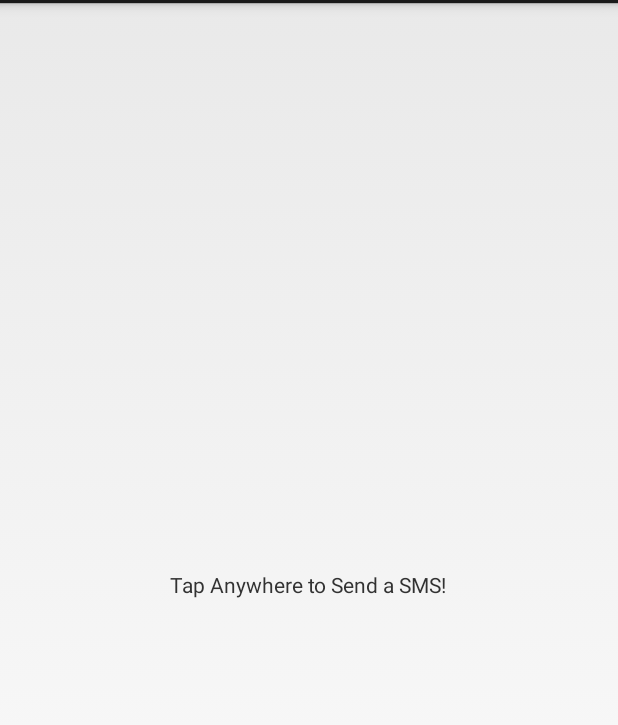
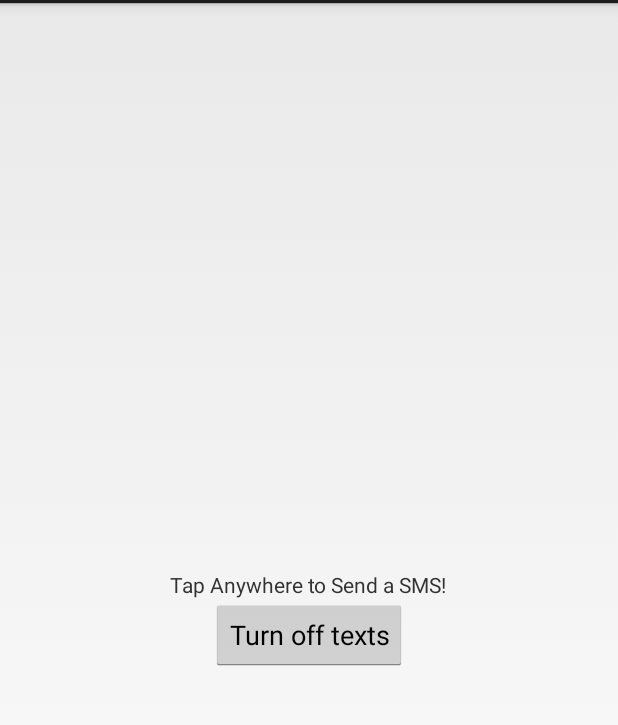
Before and after one commit to zengyifa/Canary, an Android app: the screen it shows after launch (MainActivity), on a phone screen of 412 x 824 dp, the part 69-794 px from its top. Run offline under Robolectric (Android 15) with nearby library versions, the phone set to English and light mode, and no system bars.

Commit message:
Button positioned correctly but not functional

```diff
--- a/app/src/main/java/com/canary/app/MainActivity.java
+++ b/app/src/main/java/com/canary/app/MainActivity.java
@@ -28,7 +28,7 @@ public class MainActivity extends Activity implements  GoogleApiClient.Connectio
     // Milliseconds per second
     private static final int MILLISECONDS_PER_SECOND = 1000;
     // Update frequency in seconds
-    public static final int UPDATE_INTERVAL_IN_SECONDS = 5;
+    public static final int UPDATE_INTERVAL_IN_SECONDS = 15;
     // Update frequency in milliseconds
     private static final long UPDATE_INTERVAL =
             MILLISECONDS_PER_SECOND * UPDATE_INTERVAL_IN_SECONDS;
@@ -101,7 +101,9 @@ public class MainActivity extends Activity implements  GoogleApiClient.Connectio
             case R.id.main:
                 if(mCurrentLocation != null) {
                     String locationString;
-                    locationString = "My location is " + mCurrentLocation.toString();
+
+                    locationString = "My latitude is " + mCurrentLocation.getLatitude() +
+                                " and my longitude is " + mCurrentLocation.getLongitude();
                     sendSMS("7852182716", locationString);
                 }
                 break;
--- a/app/src/main/res/layout/activity_main.xml
+++ b/app/src/main/res/layout/activity_main.xml
@@ -12,6 +12,7 @@
     tools:context="com.canary.app.MainActivity">
 
     <TextView
+        android:id="@string/textviewid"
         android:text="@string/tapanywhere"
         android:layout_width="wrap_content"
         android:layout_height="wrap_content"
@@ -19,4 +20,12 @@
         android:layout_centerVertical = "true"
         />
 
+    <Button
+        android:id="@string/buttonid"
+        android:layout_width="wrap_content"
+        android:layout_height="wrap_content"
+        android:text= "@string/buttontext"
+        android:layout_centerVertical="true"
+        android:layout_centerHorizontal="true"
+        android:layout_below="@string/textviewid"/>
 </RelativeLayout>
--- a/app/src/main/res/values/strings.xml
+++ b/app/src/main/res/values/strings.xml
@@ -1,8 +1,9 @@
 <?xml version="1.0" encoding="utf-8"?>
 <resources>
-
+    <string name="textviewid">1</string>
+    <string name="buttonid">2</string>
     <string name="app_name">Canary</string>
     <string name="tapanywhere">Tap Anywhere to Send a SMS!</string>
     <string name="action_settings">Settings</string>
-
+    <string name="buttontext">Turn off texts</string>
 </resources>
```
